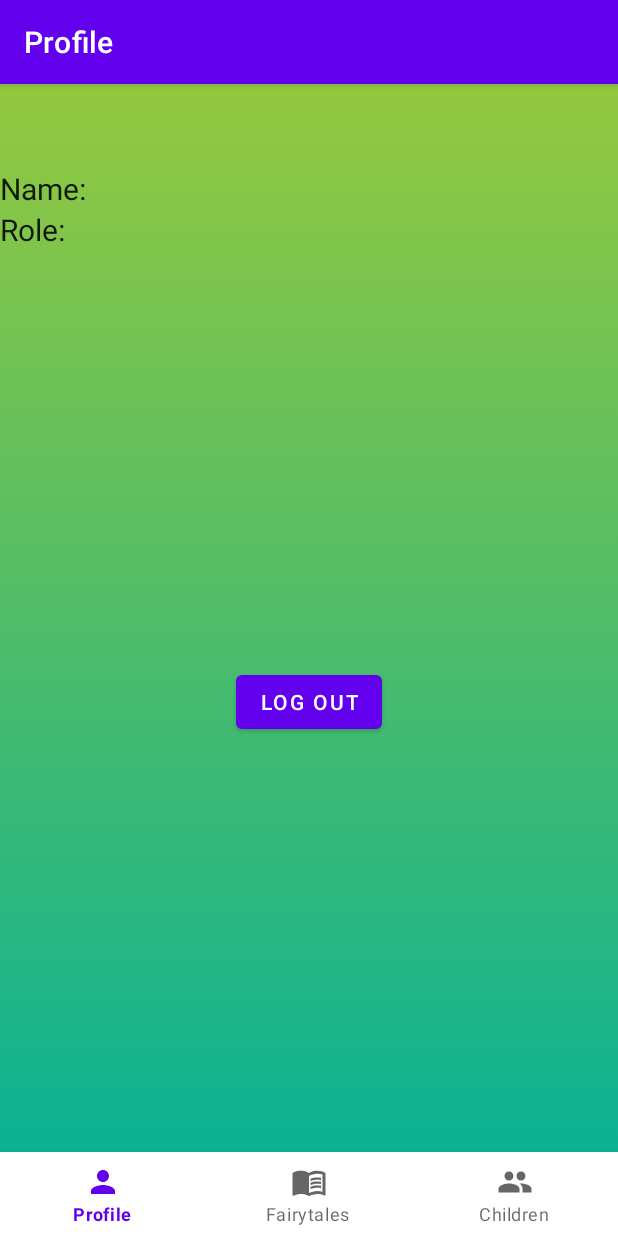
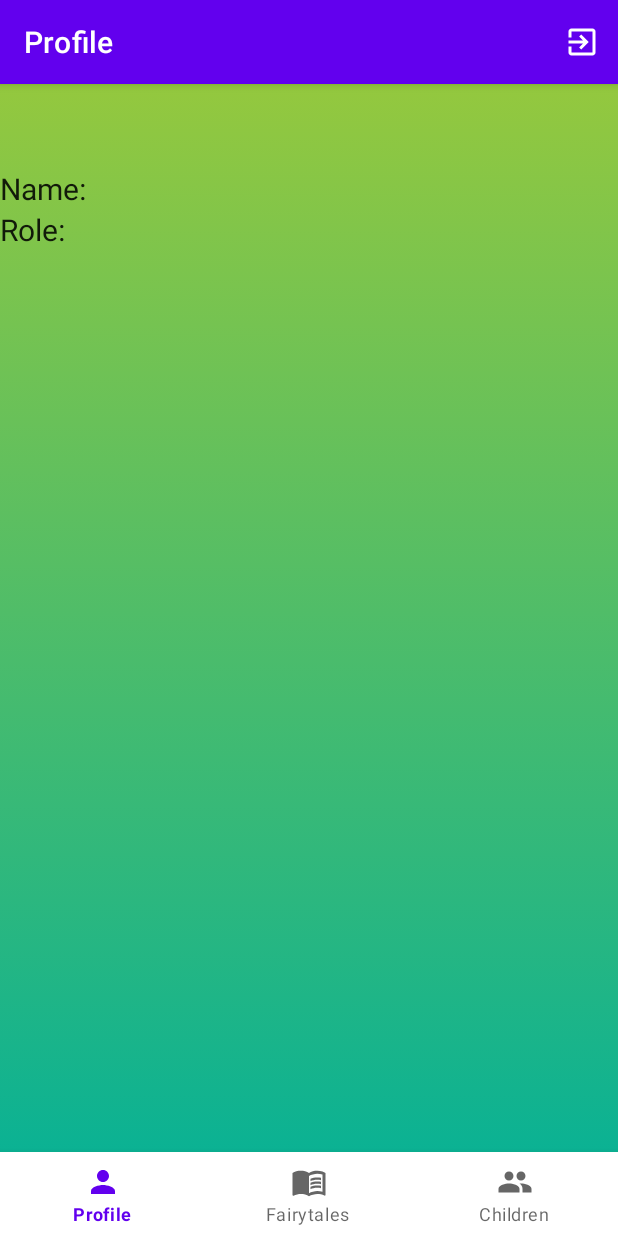
Before and after one commit to georgsvit/Marchen.Android, an Android app: the ProfileFragment screen opened directly, with no data from a screen before it, on a phone screen of 412 x 824 dp. Run offline under Robolectric (Android 15) with nearby library versions, the phone set to English and light mode, and no system bars; our stand-ins replace data binding, navigation-ui; 3 statements that could not run were skipped.

Commit message:
Log Out button moved to action bar.

```diff
--- a/app/src/main/java/com/example/marchenandroid/ui/profile/ProfileFragment.kt
+++ b/app/src/main/java/com/example/marchenandroid/ui/profile/ProfileFragment.kt
@@ -2,9 +2,7 @@ package com.example.marchenandroid.ui.profile
 
 import android.content.Intent
 import android.os.Bundle
-import android.view.LayoutInflater
-import android.view.View
-import android.view.ViewGroup
+import android.view.*
 import android.widget.Toast
 import androidx.databinding.DataBindingUtil
 import androidx.fragment.app.Fragment
@@ -24,19 +22,36 @@ class ProfileFragment : Fragment() {
         val binding: FragmentProfileBinding = DataBindingUtil.inflate(inflater, R.layout.fragment_profile, container, false)
         binding.accountViewModel = viewModel
 
-        binding.quit.setOnClickListener {
-            viewModel.quit()
-            startActivity(Intent(context, MainActivity::class.java))
-            activity?.finish()
-            //findNavController().navigate(AccountFragmentDirections.actionAccountFragmentToLoginFragment())
-        }
-
         binding.getIdBtn.setOnClickListener {
             val id = viewModel.getId()
-
             Toast.makeText(context, "Your Id: $id", Toast.LENGTH_LONG).show()
         }
 
+        setHasOptionsMenu(true)
+
         return binding.root
     }
+
+    private fun quit() {
+        viewModel.quit()
+        requireActivity().finish()
+        startActivity(Intent(context, MainActivity::class.java))
+    }
+
+    override fun onCreateOptionsMenu(menu: Menu, inflater: MenuInflater) {
+        super.onCreateOptionsMenu(menu, inflater)
+
+        if (viewModel == null) {
+            menu.findItem(R.id.logout)?.isVisible = false
+        }
+
+        inflater.inflate(R.menu.profile_menu, menu)
+    }
+
+    override fun onOptionsItemSelected(item: MenuItem): Boolean {
+        when (item.itemId) {
+            R.id.logout -> quit()
+        }
+        return super.onOptionsItemSelected(item)
+    }
 }
--- /dev/null
+++ b/app/src/main/res/drawable/ic_baseline_log_out.xml
@@ -0,0 +1,10 @@
+<vector xmlns:android="http://schemas.android.com/apk/res/android"
+    android:width="24dp"
+    android:height="24dp"
+    android:viewportWidth="24"
+    android:viewportHeight="24"
+    android:tint="?attr/colorControlNormal">
+  <path
+      android:fillColor="@android:color/white"
+      android:pathData="M10.09,15.59L11.5,17l5,-5 -5,-5 -1.41,1.41L12.67,11H3v2h9.67l-2.58,2.59zM19,3H5c-1.11,0 -2,0.9 -2,2v4h2V5h14v14H5v-4H3v4c0,1.1 0.89,2 2,2h14c1.1,0 2,-0.9 2,-2V5c0,-1.1 -0.9,-2 -2,-2z"/>
+</vector>
--- a/app/src/main/res/layout/fragment_profile.xml
+++ b/app/src/main/res/layout/fragment_profile.xml
@@ -72,25 +72,15 @@
             </TableLayout>
 
             <Button
-                android:id="@+id/quit"
-                android:layout_width="wrap_content"
-                android:layout_height="wrap_content"
-                android:text="Log out"
-                app:layout_constraintBottom_toBottomOf="parent"
-                app:layout_constraintEnd_toEndOf="@+id/tableLayout"
-                app:layout_constraintStart_toStartOf="parent"
-                app:layout_constraintTop_toTopOf="parent" />
-
-            <Button
                 android:id="@+id/getIdBtn"
                 android:layout_width="wrap_content"
                 android:layout_height="wrap_content"
                 android:text="Get Id"
+                android:visibility="@{accountViewModel.userRole == 1 ? View.VISIBLE : View.GONE}"
                 app:layout_constraintBottom_toBottomOf="parent"
                 app:layout_constraintEnd_toEndOf="parent"
                 app:layout_constraintStart_toStartOf="parent"
-                app:layout_constraintTop_toBottomOf="@+id/quit"
-                android:visibility="@{accountViewModel.userRole == 1 ? View.VISIBLE : View.GONE}"/>
+                app:layout_constraintTop_toTopOf="@+id/tableLayout" />
 
         </androidx.constraintlayout.widget.ConstraintLayout>
 
--- /dev/null
+++ b/app/src/main/res/menu/profile_menu.xml
@@ -0,0 +1,12 @@
+<?xml version="1.0" encoding="utf-8"?>
+<menu xmlns:app="http://schemas.android.com/apk/res-auto"
+    xmlns:android="http://schemas.android.com/apk/res/android">
+
+    <item
+        android:id="@+id/logout"
+        android:enabled="true"
+        android:icon="@drawable/ic_baseline_log_out"
+        android:title="Log Out"
+        android:visible="true"
+        app:showAsAction="ifRoom" />
+</menu>
```
